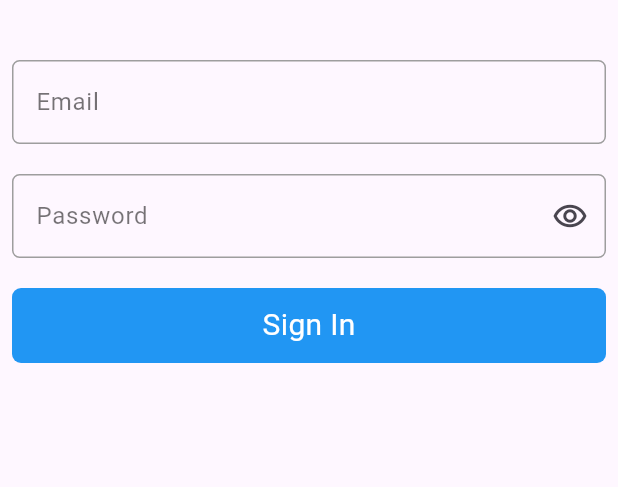
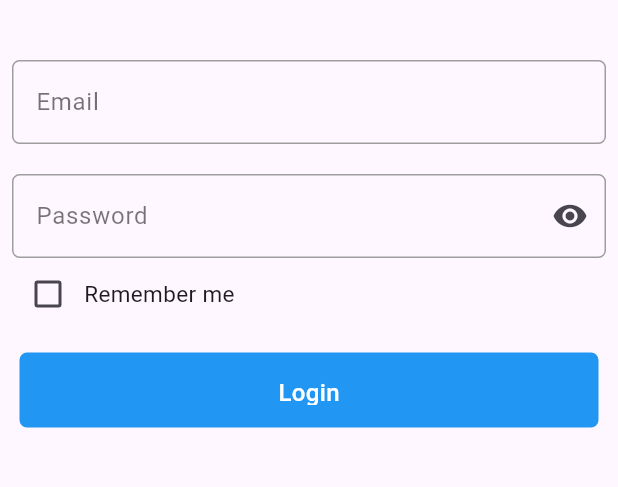
Before and after one commit to mamunislam531/flutter_bloc_state_management, a Flutter app: the Login screen opened directly, on a phone screen of 412 x 824 dp, the part 237-724 px from its top. Run offline on Flutter 3.47's test engine with Material 3 defaults, Android fonts, the phone set to English and light mode, and no system bars; our stand-ins replace bloc, flutter_bloc, shimmer; Roboto replaces fonts that are missing (Poppins).

Commit message:
problem fix

```diff
--- a/lib/domain/repositories/api_url.dart
+++ b/lib/domain/repositories/api_url.dart
@@ -1,6 +1,6 @@
 
 // --------- All Apis here  ----------
 class ApiUrls {
-  static String baseUrl = "https://cit-ecommerce-codecanyon.bandhantrade.com";
-  static String productListsUrl = "$baseUrl/api/app/v1/products";
+  static String baseUrl = "https://demo.limerickbd.com";
+  static String productListsUrl = "$baseUrl/backend/public/api/fg-with-stock";
 }
--- a/lib/domain/repositories/product_list.dart
+++ b/lib/domain/repositories/product_list.dart
@@ -10,6 +10,7 @@ class ProductListRepo {
       Uri url = Uri.parse(ApiUrls.productListsUrl);
       var response = await http.get(url);
 
+      log("-------- ${response.body}");
       if (response.statusCode == 200) {
         ProductListModels data = ProductListModels.fromJson(jsonDecode(response.body));
         return data.products ?? [];
--- a/lib/main.dart
+++ b/lib/main.dart
@@ -13,7 +13,7 @@ class MyApp extends StatelessWidget {
   Widget build(BuildContext context) {
     return const MaterialApp(
       debugShowCheckedModeBanner: false,
-      home: ProductListScreen(),
+      home: Login(),
     );
   }
 }
--- a/lib/presentation/login/bloc/login_event.dart
+++ b/lib/presentation/login/bloc/login_event.dart
@@ -9,6 +9,11 @@ class LoginObscureTapEvent extends LoginEvent {
   LoginObscureTapEvent({required this.enableObscure});
 }
 
+class LoginRememberEvent extends LoginEvent {
+  bool rememberMe;
+  LoginRememberEvent({required this.rememberMe});
+}
+
 class LoginActionEvent extends LoginEvent {
   String email;
   String password;
--- a/lib/presentation/login/bloc/login_state.dart
+++ b/lib/presentation/login/bloc/login_state.dart
@@ -3,6 +3,11 @@ part of 'login_bloc.dart';
 abstract class LoginState {}
 
 final class LoginInitial extends LoginState {}
+
+final class LoginRememberMeState extends LoginState {
+  final bool rememberMe;
+  LoginRememberMeState({required this.rememberMe});
+}
 
 final class LoginLoadingState extends LoginState {}
 
--- a/lib/presentation/login/login.dart
+++ b/lib/presentation/login/login.dart
@@ -1,9 +1,11 @@
-import 'dart:developer';
-
 import 'package:flutter/material.dart';
 import 'package:flutter_bloc/flutter_bloc.dart';
+import 'package:limerick_flutter_task/presentation/common_widgets/custom_button.dart';
+import 'package:limerick_flutter_task/presentation/common_widgets/custom_loading_button.dart';
+import 'package:limerick_flutter_task/presentation/common_widgets/custom_text.dart';
 import 'package:limerick_flutter_task/presentation/login/widget/email_text_field.dart';
 import 'package:limerick_flutter_task/presentation/login/widget/password_text_field.dart';
+import 'package:limerick_flutter_task/presentation/login/widget/remember_me_checkbox.dart';
 import 'bloc/login_bloc.dart';
 
 class Login extends StatefulWidget {
@@ -18,6 +20,7 @@ class _LoginState extends State<Login> {
   TextEditingController emailController = TextEditingController();
   TextEditingController passwordController = TextEditingController();
   LoginBloc loginBloc = LoginBloc();
+
   @override
   Widget build(BuildContext context) {
     return Scaffold(
@@ -26,40 +29,34 @@ class _LoginState extends State<Login> {
           key: _formKey,
           child: Padding(
             padding: const EdgeInsets.all(8.0),
-            child: Column(
+            child: ListView(
               children: [
                 Image.asset("assets/images/logo.png", height: 150, width: MediaQuery.sizeOf(context).width, fit: BoxFit.fill),
                 const SizedBox(height: 40),
                 EmailTextField(emailController: emailController),
                 const SizedBox(height: 20),
-                PasswordTextField(passwordController: passwordController, loginBloc: loginBloc,),
-                const SizedBox(height: 20),
+                PasswordTextField(passwordController: passwordController, loginBloc: loginBloc),
+                Row(
+                  children: [
+                    RememberMeCheckbox(loginBloc: loginBloc),
+                    const CustomTextWidget(text: "Remember me"),
+                  ],
+                ),
                 BlocConsumer<LoginBloc, LoginState>(
                   bloc: loginBloc,
                   listener: (context, state) {},
                   builder: (context, state) {
                     if (state is LoginLoadingState) {
-                      return const CircularProgressIndicator();
+                      return const Center(child: CustomLoadingButton());
                     }
-
-                    return InkWell(
+                    return CustomButton(
+                      text: "Login",
                       onTap: () {
                         FocusScope.of(context).unfocus();
-                        if (!_formKey.currentState!.validate()) {
-                          return;
+                        if (_formKey.currentState!.validate()) {
+                          loginBloc.add(LoginActionEvent(email: emailController.text, password: passwordController.text));
                         }
-                        loginBloc.add(LoginActionEvent(email: emailController.text, password: passwordController.text));
                       },
-                      child: Container(
-                        height: 50,
-                        alignment: Alignment.center,
-                        width: MediaQuery.sizeOf(context).width,
-                        decoration: BoxDecoration(color: Colors.blue, borderRadius: BorderRadius.circular(6)),
-                        child: const Text(
-                          "Sign In",
-                          style: TextStyle(fontSize: 20, color: Colors.white),
-                        ),
-                      ),
                     );
                   },
                 )
--- a/lib/presentation/login/widget/password_text_field.dart
+++ b/lib/presentation/login/widget/password_text_field.dart
@@ -15,15 +15,15 @@ class PasswordTextField extends StatelessWidget {
     return BlocBuilder<LoginBloc, LoginState>(
       bloc: loginBloc,
       builder: (context, state) {
-        var isObscure = false;
-        log("---------- 0000 -------------- ");
+        bool obscureEnable = false;
+        log("------- 11-------- ${obscureEnable}");
         if (state is LoginObscureState) {
-          isObscure = state.enableObscure;
-          log("---111--- ${state.enableObscure} ------------------");
+          obscureEnable = !state.enableObscure;
         }
-        log("---------- 2222 -------------- ");
+        log("------22--------- ${obscureEnable}");
         return TextFormField(
           controller: passwordController,
+          obscureText: obscureEnable,
           decoration: InputDecoration(
             focusedErrorBorder: OutlineInputBorder(
               borderRadius: BorderRadius.circular(5),
@@ -43,7 +43,17 @@ class PasswordTextField extends StatelessWidget {
             ),
             labelText: "Password",
             labelStyle: const TextStyle(color: Colors.black54),
-            suffixIcon: const Icon(Icons.remove_red_eye_outlined),
+            suffixIcon: obscureEnable
+                ? IconButton(
+                    onPressed: () {
+                      loginBloc.add(LoginObscureTapEvent(enableObscure: obscureEnable));
+                    },
+                    icon: const Icon(Icons.visibility_off))
+                : IconButton(
+                    onPressed: () {
+                      loginBloc.add(LoginObscureTapEvent(enableObscure: obscureEnable));
+                    },
+                    icon: const Icon(Icons.visibility)),
           ),
           validator: (value) {
             if (value == null || value == "") {
--- /dev/null
+++ b/lib/presentation/login/widget/remember_me_checkbox.dart
@@ -0,0 +1,31 @@
+import 'package:flutter/material.dart';
+import 'package:flutter_bloc/flutter_bloc.dart';
+import 'package:limerick_flutter_task/presentation/login/bloc/login_bloc.dart';
+
+class RememberMeCheckbox extends StatelessWidget {
+  const RememberMeCheckbox({
+    super.key,
+    required this.loginBloc,
+  });
+
+  final LoginBloc loginBloc;
+
+  @override
+  Widget build(BuildContext context) {
+    return BlocBuilder<LoginBloc, LoginState>(
+      bloc: loginBloc,
+      builder: (context, state) {
+        bool rememberMe = false;
+        if (state is LoginRememberMeState) {
+          rememberMe = state.rememberMe;
+        }
+        return Checkbox(
+          value: rememberMe,
+          onChanged: (value) {
+            loginBloc.add(LoginRememberEvent(rememberMe: !value!));
+          },
+        );
+      },
+    );
+  }
+}
--- a/lib/presentation/product_list/bloc/product_list_bloc.dart
+++ b/lib/presentation/product_list/bloc/product_list_bloc.dart
@@ -17,7 +17,7 @@ class ProductListBloc extends Bloc<ProductListEvent, ProductListState> {
   // Fetch Product List from API
   FutureOr<void> productListEvent(ProductListEvent event, Emitter<ProductListState> emit) async {
     emit(GetProductListLoadingState());
-    // productList = await ProductListRepo.getProductList();
+    productList = await ProductListRepo.getProductList();
     await Future.delayed(const Duration(seconds: 5));
     emit(GetProductListState(products: productList));
   }
--- a/lib/presentation/product_list/bloc/product_list_state.dart
+++ b/lib/presentation/product_list/bloc/product_list_state.dart
@@ -2,10 +2,7 @@ part of 'product_list_bloc.dart';
 
 abstract class ProductListState {}
 
-final class ProductListInitial extends ProductListState {
-
-}
-
+final class ProductListInitial extends ProductListState {}
 
 final class GetProductListLoadingState extends ProductListState {}
 
```
Also changed, not shown: lib/presentation/common_widgets/custom_loading_button.dart (added, +32 -0 lines), lib/presentation/login/bloc/login_bloc.dart (+6 -1 lines).
